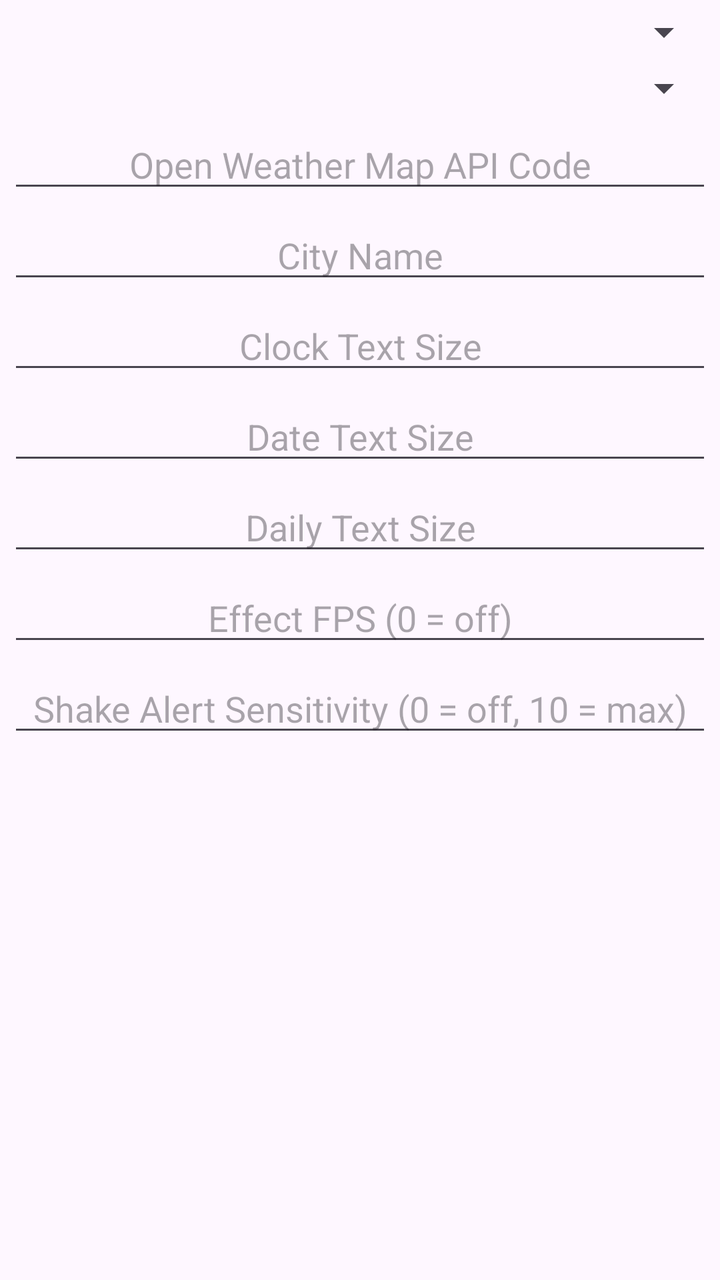
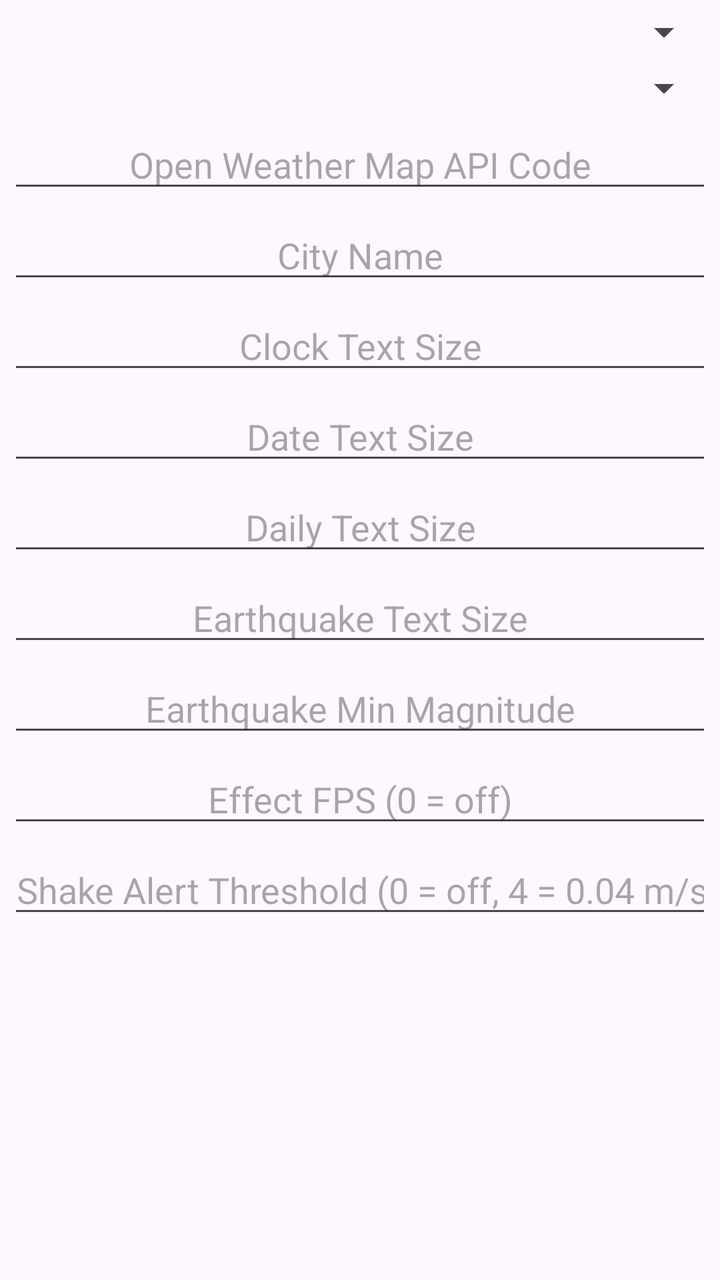

Two renders of the same Android screen: before a commit and after it. Below are the layout's source before the change and the commit's diff.
<!-- AndroidManifest.xml: application theme Theme.WallClock -->
<!-- res/layout/settings_layout.xml -->
<?xml version="1.0" encoding="utf-8"?>
<ScrollView xmlns:android="http://schemas.android.com/apk/res/android"
    xmlns:app="http://schemas.android.com/apk/res-auto"
    xmlns:tools="http://schemas.android.com/tools"
    android:layout_width="match_parent"
    android:layout_height="wrap_content">

    <androidx.constraintlayout.widget.ConstraintLayout
        android:layout_width="match_parent"
        android:padding="4dp"
        android:layout_height="wrap_content">

        <EditText
            android:id="@+id/api_code"
            android:layout_width="0dp"
            android:layout_height="wrap_content"
            android:ems="10"
            android:gravity="center"
            android:hint="@string/open_weather_map_api_code"
            android:inputType="text"
            android:layout_marginTop="4dp"
            app:layout_constraintEnd_toEndOf="parent"
            app:layout_constraintStart_toStartOf="parent"
            app:layout_constraintTop_toBottomOf="@+id/metric_spinner" />

        <EditText
            android:id="@+id/city_name"
            android:layout_width="0dp"
            android:layout_height="wrap_content"
            android:ems="10"
            android:gravity="center"
            android:inputType="text"
            android:hint="@string/city_name"
            android:layout_marginTop="4dp"
            app:layout_constraintEnd_toEndOf="parent"
            app:layout_constraintStart_toStartOf="parent"
            app:layout_constraintTop_toBottomOf="@+id/api_code" />
        <EditText
            android:id="@+id/clock_text_size"
            android:layout_width="0dp"
            android:layout_height="wrap_content"
            android:ems="10"
            android:gravity="center"
            android:inputType="numberDecimal"
            android:hint="@string/clock_text_size"
            android:layout_marginTop="4dp"
            app:layout_constraintEnd_toEndOf="parent"
            app:layout_constraintStart_toStartOf="parent"
            app:layout_constraintTop_toBottomOf="@+id/city_name" />
        <EditText
            android:id="@+id/date_text_size"
            android:layout_width="0dp"
            android:layout_height="wrap_content"
            android:ems="10"
            android:gravity="center"
            android:inputType="numberDecimal"
            android:hint="@string/date_text_size"
            android:layout_marginTop="4dp"
            app:layout_constraintEnd_toEndOf="parent"
            app:layout_constraintStart_toStartOf="parent"
            app:layout_constraintTop_toBottomOf="@+id/clock_text_size" />
        <EditText
            android:id="@+id/daily_text_size"
            android:layout_width="0dp"
            android:layout_height="wrap_content"
            android:ems="10"
            android:gravity="center"
            android:inputType="numberDecimal"
            android:hint="@string/daily_text_size"
            android:layout_marginTop="4dp"
            app:layout_constraintEnd_toEndOf="parent"
            app:layout_constraintStart_toStartOf="parent"
            app:layout_constraintTop_toBottomOf="@+id/date_text_size" />
        <EditText
            android:id="@+id/effect_fps"
            android:layout_width="0dp"
            android:layout_height="wrap_content"
            android:ems="10"
            android:gravity="center"
            android:inputType="numberDecimal"
            android:hint="@string/effect_fps"
            android:layout_marginTop="4dp"
            app:layout_constraintEnd_toEndOf="parent"
            app:layout_constraintStart_toStartOf="parent"
            app:layout_constraintTop_toBottomOf="@+id/daily_text_size" />
        <EditText
            android:id="@+id/shake_level"
            android:layout_width="0dp"
            android:layout_height="wrap_content"
            android:ems="10"
            android:gravity="center"
            android:inputType="numberDecimal"
            android:hint="@string/shake_level"
            android:layout_marginTop="4dp"
            app:layout_constraintEnd_toEndOf="parent"
            app:layout_constraintStart_toStartOf="parent"
            app:layout_constraintTop_toBottomOf="@+id/effect_fps" />


        <Spinner
            android:id="@+id/lang_spinner"
            android:layout_width="0dp"
            android:layout_height="wrap_content"
            app:layout_constraintEnd_toEndOf="parent"
            app:layout_constraintStart_toStartOf="parent"
            app:layout_constraintTop_toTopOf="parent" />

        <Spinner
            android:id="@+id/metric_spinner"
            android:layout_width="0dp"
            android:layout_height="wrap_content"
            android:layout_marginTop="4dp"
            app:layout_constraintEnd_toEndOf="parent"
            app:layout_constraintStart_toStartOf="parent"
            app:layout_constraintTop_toBottomOf="@+id/lang_spinner" />
    </androidx.constraintlayout.widget.ConstraintLayout>
</ScrollView>
<!-- resources referenced by this layout -->
<resources>
  <string name="city_name">City Name</string>
  <string name="clock_text_size">Clock Text Size</string>
  <string name="daily_text_size">Daily Text Size</string>
  <string name="date_text_size">Date Text Size</string>
  <string name="effect_fps">Effect FPS (0 = off)</string>
  <string name="open_weather_map_api_code">Open Weather Map API Code</string>
  <string name="shake_level">Shake Alert Sensitivity (0 = off, 10 = max)</string>
  <style name="Theme.WallClock" parent="Base.Theme.WallClock" />
  <style name="Base.Theme.WallClock" parent="Theme.Material3.DayNight.NoActionBar">
          
          
          <item name="android:windowFullscreen">true</item>
      </style>
</resources>

<!-- the commit's change to res/layout/settings_layout.xml (unified diff, before → after) -->
@@ -72,6 +72,30 @@
             app:layout_constraintStart_toStartOf="parent"
             app:layout_constraintTop_toBottomOf="@+id/date_text_size" />
         <EditText
+            android:id="@+id/quake_text_size"
+            android:layout_width="0dp"
+            android:layout_height="wrap_content"
+            android:ems="10"
+            android:gravity="center"
+            android:inputType="numberDecimal"
+            android:hint="@string/quake_text_size"
+            android:layout_marginTop="4dp"
+            app:layout_constraintEnd_toEndOf="parent"
+            app:layout_constraintStart_toStartOf="parent"
+            app:layout_constraintTop_toBottomOf="@+id/daily_text_size" />
+        <EditText
+            android:id="@+id/quake_min_magnitude"
+            android:layout_width="0dp"
+            android:layout_height="wrap_content"
+            android:ems="10"
+            android:gravity="center"
+            android:inputType="numberDecimal"
+            android:hint="@string/quake_min_magnitude"
+            android:layout_marginTop="4dp"
+            app:layout_constraintEnd_toEndOf="parent"
+            app:layout_constraintStart_toStartOf="parent"
+            app:layout_constraintTop_toBottomOf="@+id/quake_text_size" />
+        <EditText
             android:id="@+id/effect_fps"
             android:layout_width="0dp"
             android:layout_height="wrap_content"
@@ -82,7 +106,7 @@
             android:layout_marginTop="4dp"
             app:layout_constraintEnd_toEndOf="parent"
             app:layout_constraintStart_toStartOf="parent"
-            app:layout_constraintTop_toBottomOf="@+id/daily_text_size" />
+            app:layout_constraintTop_toBottomOf="@+id/quake_min_magnitude" />
         <EditText
             android:id="@+id/shake_level"
             android:layout_width="0dp"
<!-- resource entries referenced after the edit -->
@@ -6,7 +6,9 @@
   <string name="date_text_size">Date Text Size</string>
   <string name="effect_fps">Effect FPS (0 = off)</string>
   <string name="open_weather_map_api_code">Open Weather Map API Code</string>
-  <string name="shake_level">Shake Alert Sensitivity (0 = off, 10 = max)</string>
+  <string name="quake_min_magnitude">Earthquake Min Magnitude</string>
+  <string name="quake_text_size">Earthquake Text Size</string>
+  <string name="shake_level">Shake Alert Threshold (0 = off, 4 = 0.04 m/s², lower = more sensitive)</string>
   <style name="Theme.WallClock" parent="Base.Theme.WallClock" />
   <style name="Base.Theme.WallClock" parent="Theme.Material3.DayNight.NoActionBar">
           
